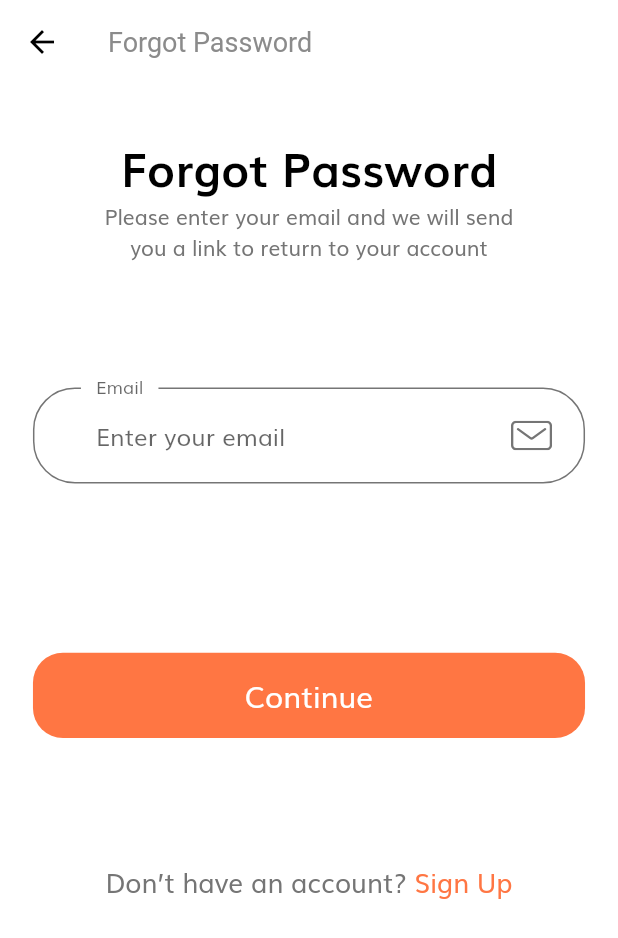
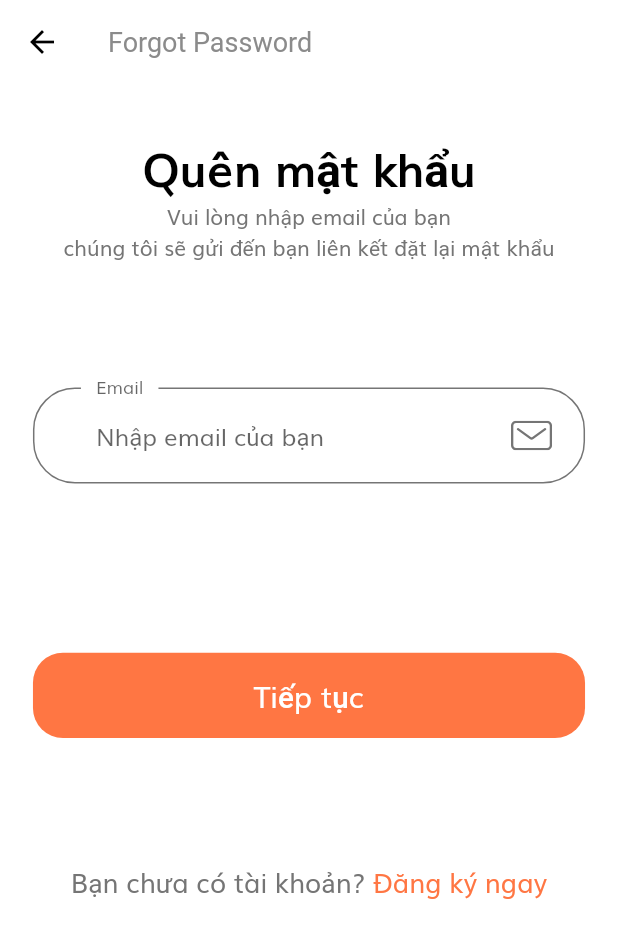
Before and after one commit to kenduog/do_an_Android, a Flutter app: the ForgotPasswordScreen screen opened by its route, on a phone screen of 412 x 824 dp. Shown: the top 938 px of the screen. Run offline on Flutter 3.47's test engine with Material 2 defaults, Android fonts, the phone set to English and light mode, and no system bars; our stand-ins replace card_swiper, flutter_svg.

Commit message:
da them man hinh yeu thich, chinh sua tieng viet

```diff
--- a/lib/components/no_account_text.dart
+++ b/lib/components/no_account_text.dart
@@ -15,13 +15,13 @@ class NoAccountText extends StatelessWidget {
       mainAxisAlignment: MainAxisAlignment.center,
       children: [
         Text(
-          "Don’t have an account? ",
+          "Bạn chưa có tài khoản? ",
           style: TextStyle(fontSize: getProportionateScreenWidth(16)),
         ),
         GestureDetector(
           onTap: () => Navigator.pushNamed(context, SignUpScreen.routeName),
           child: Text(
-            "Sign Up",
+            "Đăng ký ngay",
             style: TextStyle(
                 fontSize: getProportionateScreenWidth(16),
                 color: kPrimaryColor),
--- a/lib/constants.dart
+++ b/lib/constants.dart
@@ -25,14 +25,14 @@ const defaultDuration = Duration(milliseconds: 250);
 // Form Error
 final RegExp emailValidatorRegExp =
     RegExp(r"^[a-zA-Z0-9.]+@[a-zA-Z0-9]+\.[a-zA-Z]+");
-const String kEmailNullError = "Please Enter your email";
-const String kInvalidEmailError = "Please Enter Valid Email";
-const String kPassNullError = "Please Enter your password";
-const String kShortPassError = "Password is too short";
-const String kMatchPassError = "Passwords don't match";
-const String kNamelNullError = "Please Enter your name";
-const String kPhoneNumberNullError = "Please Enter your phone number";
-const String kAddressNullError = "Please Enter your address";
+const String kEmailNullError = "Bạn chưa nhập email";
+const String kInvalidEmailError = "Vui lòng nhập đúng email";
+const String kPassNullError = "Bạn chưa nhập mật khẩu";
+const String kShortPassError = "Mật khẩu quá ngắn";
+const String kMatchPassError = "Mật khẩu không đúng";
+const String kNamelNullError = "Bạn chưa nhập họ tên";
+const String kPhoneNumberNullError = "Bạn chưa nhập số điện thoại";
+const String kAddressNullError = "Bạn chưa nhập địa chỉ";
 
 final otpInputDecoration = InputDecoration(
   contentPadding:
--- a/lib/models/Cart.dart
+++ b/lib/models/Cart.dart
@@ -1,6 +1,5 @@
 import 'package:flutter/material.dart';
 
-import 'Product.dart';
 import 'Product.dart';
 
 class Cart {
--- a/lib/routes.dart
+++ b/lib/routes.dart
@@ -2,6 +2,7 @@ import 'package:flutter/widgets.dart';
 import 'package:saigon_store/screens/cart/cart_screen.dart';
 import 'package:saigon_store/screens/complete_profile/complete_profile_screen.dart';
 import 'package:saigon_store/screens/details/details_screen.dart';
+import 'package:saigon_store/screens/favourite/favourite_screen.dart';
 import 'package:saigon_store/screens/forgot_password/forgot_password_screen.dart';
 import 'package:saigon_store/screens/home/home_screen.dart';
 import 'package:saigon_store/screens/login_success/login_success_screen.dart';
@@ -26,4 +27,5 @@ final Map<String, WidgetBuilder> routes = {
   DetailsScreen.routeName: (context) => DetailsScreen(),
   CartScreen.routeName: (context) => CartScreen(),
   ProfileScreen.routeName: (context) => ProfileScreen(),
+  FavouriteScreen.routeName: (context) => FavouriteScreen(),
 };
--- a/lib/screens/complete_profile/components/body.dart
+++ b/lib/screens/complete_profile/components/body.dart
@@ -17,7 +17,7 @@ class Body extends StatelessWidget {
             child: Column(
               children: [
                 SizedBox(height: SizeConfig.screenHeight * 0.03),
-                Text("Complete Profile", style: headingStyle),
+                Text("Hoàn thành thông tin cá nhân", style: headingStyle),
                 Text(
                   "Complete your details or continue  \nwith social media",
                   textAlign: TextAlign.center,
--- a/lib/screens/forgot_password/components/body.dart
+++ b/lib/screens/forgot_password/components/body.dart
@@ -20,7 +20,7 @@ class Body extends StatelessWidget {
             children: [
               SizedBox(height: SizeConfig.screenHeight * 0.04),
               Text(
-                "Forgot Password",
+                "Quên mật khẩu",
                 style: TextStyle(
                   fontSize: getProportionateScreenWidth(28),
                   color: Colors.black,
@@ -28,7 +28,7 @@ class Body extends StatelessWidget {
                 ),
               ),
               Text(
-                "Please enter your email and we will send \nyou a link to return to your account",
+                "Vui lòng nhập email của bạn  \nchúng tôi sẽ gửi đến bạn liên kết đặt lại mật khẩu",
                 textAlign: TextAlign.center,
               ),
               SizedBox(height: SizeConfig.screenHeight * 0.1),
@@ -87,7 +87,7 @@ class _ForgotPassFormState extends State<ForgotPassForm> {
             },
             decoration: InputDecoration(
               labelText: "Email",
-              hintText: "Enter your email",
+              hintText: "Nhập email của bạn",
               // If  you are using latest version of flutter then lable text and hint text shown like this
               // if you r using flutter less then 1.20.* then maybe this is not working properly
               floatingLabelBehavior: FloatingLabelBehavior.always,
@@ -98,7 +98,7 @@ class _ForgotPassFormState extends State<ForgotPassForm> {
           FormError(errors: errors),
           SizedBox(height: SizeConfig.screenHeight * 0.1),
           DefaultButton(
-            text: "Continue",
+            text: "Tiếp tục",
             press: () {
               if (_formKey.currentState!.validate()) {
                 // Do what you want to do
--- a/lib/screens/home/components/search_field.dart
+++ b/lib/screens/home/components/search_field.dart
@@ -25,7 +25,7 @@ class SearchField extends StatelessWidget {
             border: InputBorder.none,
             focusedBorder: InputBorder.none,
             enabledBorder: InputBorder.none,
-            hintText: "Search product",
+            hintText: "Tiềm kiếm sản phẩm",
             prefixIcon: Icon(Icons.search)),
       ),
     );
--- a/lib/screens/login_success/components/body.dart
+++ b/lib/screens/login_success/components/body.dart
@@ -15,7 +15,7 @@ class Body extends StatelessWidget {
         ),
         SizedBox(height: SizeConfig.screenHeight * 0.08),
         Text(
-          "Login Success",
+          "Đăng nhập thành công",
           style: TextStyle(
             fontSize: getProportionateScreenWidth(30),
             fontWeight: FontWeight.bold,
@@ -26,9 +26,10 @@ class Body extends StatelessWidget {
         SizedBox(
           width: SizeConfig.screenWidth * 0.6,
           child: DefaultButton(
-            text: "Back to home",
+            text: "Trở lại trang chủ",
             press: () {
-              Navigator.pushNamedAndRemoveUntil(context, HomeScreen.routeName, (_)=> false);
+              Navigator.pushNamedAndRemoveUntil(
+                  context, HomeScreen.routeName, (_) => false);
             },
           ),
         ),
--- a/lib/screens/sign_in/components/sign_form.dart
+++ b/lib/screens/sign_in/components/sign_form.dart
@@ -56,13 +56,13 @@ class _SignFormState extends State<SignForm> {
                   });
                 },
               ),
-              Text("Remember me"),
+              Text("Ghi nhớ đăng nhập"),
               Spacer(),
               GestureDetector(
                 onTap: () => Navigator.pushNamed(
                     context, ForgotPasswordScreen.routeName),
                 child: Text(
-                  "Forgot Password",
+                  "Quên mật khẩu",
                   style: TextStyle(decoration: TextDecoration.underline),
                 ),
               )
@@ -71,7 +71,7 @@ class _SignFormState extends State<SignForm> {
           FormError(errors: errors),
           SizedBox(height: getProportionateScreenHeight(20)),
           DefaultButton(
-            text: "Continue",
+            text: "Đăng Nhập",
             press: () {
               if (_formKey.currentState!.validate()) {
                 _formKey.currentState!.save();
@@ -109,8 +109,8 @@ class _SignFormState extends State<SignForm> {
         return null;
       },
       decoration: InputDecoration(
-        labelText: "Password",
-        hintText: "Enter your password",
+        labelText: "Mật khẩu",
+        hintText: "Nhập mật khẩu",
         // If  you are using latest version of flutter then lable text and hint text shown like this
         // if you r using flutter less then 1.20.* then maybe this is not working properly
         floatingLabelBehavior: FloatingLabelBehavior.always,
@@ -143,7 +143,7 @@ class _SignFormState extends State<SignForm> {
       },
       decoration: InputDecoration(
         labelText: "Email",
-        hintText: "Enter your email",
+        hintText: "Nhập email của bạn",
         // If  you are using latest version of flutter then lable text and hint text shown like this
         // if you r using flutter less then 1.20.* then maybe this is not working properly
         floatingLabelBehavior: FloatingLabelBehavior.always,
--- a/lib/screens/sign_up/components/body.dart
+++ b/lib/screens/sign_up/components/body.dart
@@ -18,14 +18,18 @@ class Body extends StatelessWidget {
             child: Column(
               children: [
                 SizedBox(height: SizeConfig.screenHeight * 0.04), // 4%
-                Text("Register Account", style: headingStyle),
+                Text("Đăng kí tài khoản", style: headingStyle),
                 Text(
-                  "Complete your details or continue \nwith social media",
+                  "Điền tất cả thông tin của bạn dưới đây",
                   textAlign: TextAlign.center,
                 ),
                 SizedBox(height: SizeConfig.screenHeight * 0.08),
                 SignUpForm(),
-                SizedBox(height: SizeConfig.screenHeight * 0.08),
+                SizedBox(height: SizeConfig.screenHeight * 0.06),
+                Text(
+                  "Hoặc đăng nhập bằng ",
+                  textAlign: TextAlign.center,
+                ),
                 Row(
                   mainAxisAlignment: MainAxisAlignment.center,
                   children: [
--- a/lib/screens/sign_up/components/sign_up_form.dart
+++ b/lib/screens/sign_up/components/sign_up_form.dart
@@ -6,7 +6,6 @@ import 'package:saigon_store/screens/complete_profile/complete_profile_screen.da
 
 import '../../../constants.dart';
 import '../../../size_config.dart';
-
 
 class SignUpForm extends StatefulWidget {
   @override
@@ -49,7 +48,7 @@ class _SignUpFormState extends State<SignUpForm> {
           FormError(errors: errors),
           SizedBox(height: getProportionateScreenHeight(40)),
           DefaultButton(
-            text: "Continue",
+            text: "Đăng kí",
             press: () {
               if (_formKey.currentState!.validate()) {
                 _formKey.currentState!.save();
@@ -86,8 +85,8 @@ class _SignUpFormState extends State<SignUpForm> {
         return null;
       },
       decoration: InputDecoration(
-        labelText: "Confirm Password",
-        hintText: "Re-enter your password",
+        labelText: "Nhập lại mật khẩu",
+        hintText: "Nhập lại mật khẩu của bạn",
         // If  you are using latest version of flutter then lable text and hint text shown like this
         // if you r using flutter less then 1.20.* then maybe this is not working properly
         floatingLabelBehavior: FloatingLabelBehavior.always,
@@ -119,8 +118,8 @@ class _SignUpFormState extends State<SignUpForm> {
         return null;
       },
       decoration: InputDecoration(
-        labelText: "Password",
-        hintText: "Enter your password",
+        labelText: "Mật khẩu",
+        hintText: "Nhập mật khẩu",
         // If  you are using latest version of flutter then lable text and hint text shown like this
         // if you r using flutter less then 1.20.* then maybe this is not working properly
         floatingLabelBehavior: FloatingLabelBehavior.always,
@@ -153,7 +152,7 @@ class _SignUpFormState extends State<SignUpForm> {
       },
       decoration: InputDecoration(
         labelText: "Email",
-        hintText: "Enter your email",
+        hintText: "Nhập email của bạn",
         // If  you are using latest version of flutter then lable text and hint text shown like this
         // if you r using flutter less then 1.20.* then maybe this is not working properly
         floatingLabelBehavior: FloatingLabelBehavior.always,
--- a/lib/screens/splash/components/body.dart
+++ b/lib/screens/splash/components/body.dart
@@ -16,7 +16,7 @@ class _BodyState extends State<Body> {
   int currentPage = 0;
   List<Map<String, String>> splashData = [
     {
-      "text": "Welcome to Tokoto, Let’s shop!",
+      "text": "Chào mừng đến với SaiGonStore! Let's shopping",
       "image": "assets/images/splash_1.png"
     },
     {
```
Also changed, not shown: lib/components/coustom_bottom_nav_bar.dart (+9 -2 lines), lib/screens/favourite/components/body.dart (added, +50 -0 lines), lib/screens/favourite/components/favourite_card.dart (added, +60 -0 lines), lib/screens/favourite/favourite_screen.dart (added, +33 -0 lines), lib/screens/home/home_screen.dart (+10 -7 lines), lib/screens/sign_in/components/body.dart (+4 -11 lines), lib/screens/splash/components/splash_content.dart (+4 -7 lines).
